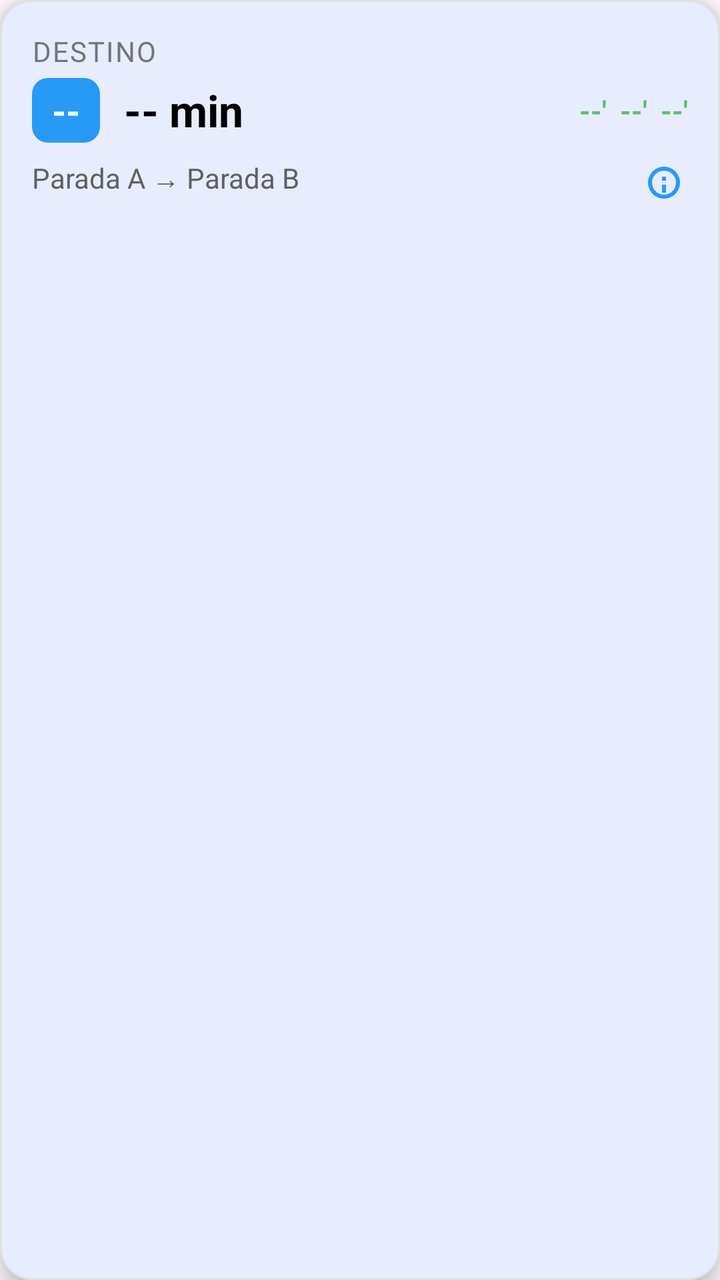
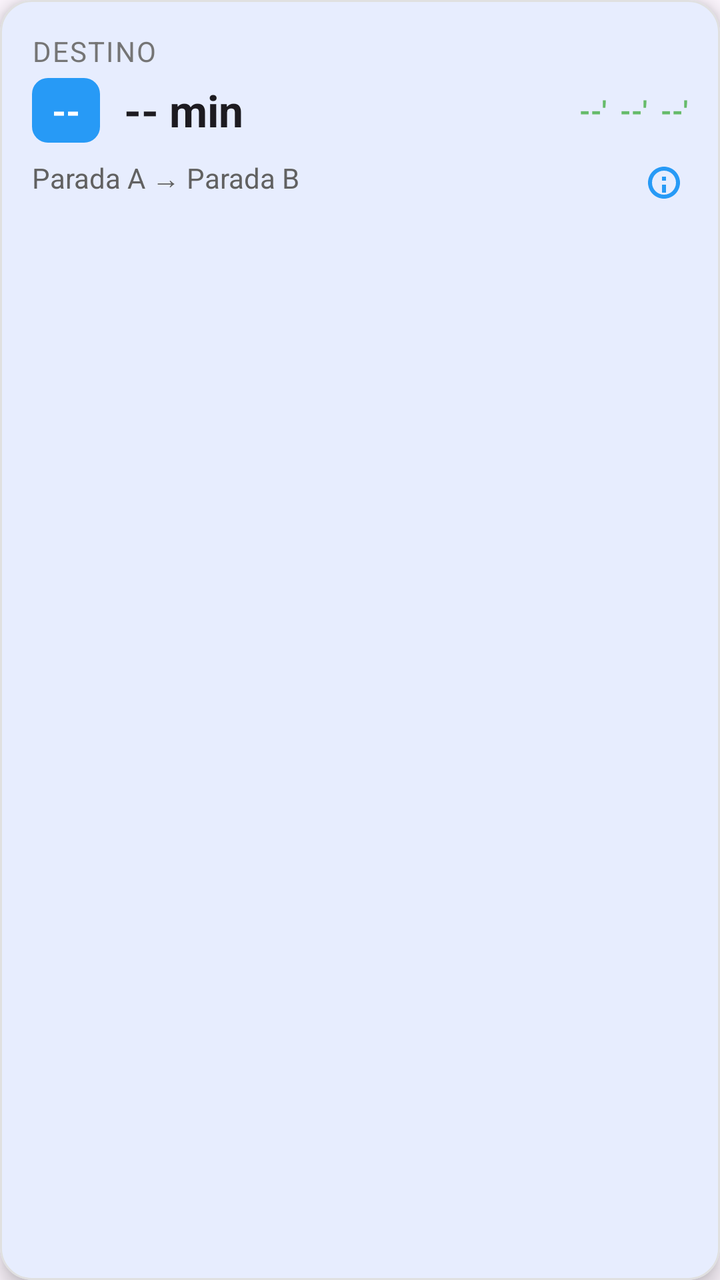

Screens rendered from an Android XML layout before and after an edit, with the pre-edit source and the edit as a unified diff.
<!-- AndroidManifest.xml: application theme Theme.Miau -->
<!-- res/layout/info_card.xml -->
<?xml version="1.0" encoding="utf-8"?>
<com.google.android.material.card.MaterialCardView xmlns:android="http://schemas.android.com/apk/res/android"
    xmlns:app="http://schemas.android.com/apk/res-auto"
    android:id="@+id/info_card"
    android:layout_width="match_parent"
    android:layout_height="wrap_content"
    android:layout_margin="16dp"
    app:cardCornerRadius="16dp"
    app:cardElevation="6dp"
    app:strokeColor="#E0E0E0"
    app:strokeWidth="1dp">

    <LinearLayout
        android:layout_width="match_parent"
        android:layout_height="wrap_content"
        android:orientation="vertical"
        android:padding="16dp">

        <TextView
            android:id="@+id/tv_destino_card"
            android:layout_width="match_parent"
            android:layout_height="wrap_content"
            android:text="Destino"
            android:textSize="14sp"
            android:textColor="#757575"
            android:textAllCaps="true"
            android:letterSpacing="0.05"
            android:layout_marginBottom="4dp"/>

        <RelativeLayout
            android:layout_width="match_parent"
            android:layout_height="wrap_content"
            android:layout_marginBottom="8dp">

            <LinearLayout
                android:layout_width="wrap_content"
                android:layout_height="wrap_content"
                android:orientation="horizontal"
                android:gravity="center_vertical"
                android:layout_alignParentStart="true">

                <TextView
                    android:id="@+id/tv_linea_numero"
                    android:layout_width="wrap_content"
                    android:layout_height="wrap_content"
                    android:background="@drawable/bg_line_number"
                    android:text="--"
                    android:textColor="@android:color/white"
                    android:textStyle="bold"
                    android:textSize="18sp"
                    android:paddingHorizontal="10dp"
                    android:paddingVertical="4dp"
                    android:layout_marginEnd="12dp"/>

                <TextView
                    android:id="@+id/tv_tiempo_total"
                    android:layout_width="wrap_content"
                    android:layout_height="wrap_content"
                    android:text="-- min"
                    android:textSize="22sp"
                    android:textStyle="bold"
                    android:textColor="@android:color/black" />
            </LinearLayout>

            <TextView
                android:id="@+id/tv_proximos_buses"
                android:layout_width="wrap_content"
                android:layout_height="wrap_content"
                android:layout_alignParentEnd="true"
                android:layout_centerVertical="true"
                android:text="--'  --'  --'"
                android:textSize="14sp"
                android:textColor="#66BB6A"
                android:textStyle="bold"/>
        </RelativeLayout>

        <RelativeLayout
            android:layout_width="match_parent"
            android:layout_height="wrap_content">

            <TextView
                android:id="@+id/tv_ruta_resumen"
                android:layout_width="wrap_content"
                android:layout_height="wrap_content"
                android:layout_alignParentStart="true"
                android:text="Parada A → Parada B"
                android:textSize="14sp"
                android:textColor="#616161"
                android:maxLines="1"
                android:ellipsize="end"
                android:layout_toStartOf="@+id/btn_info_detalles"/>

            <ImageView
                android:id="@+id/btn_info_detalles"
                android:layout_width="24dp"
                android:layout_height="24dp"
                android:layout_alignParentEnd="true"
                android:src="@drawable/ic_info_outline"
                android:contentDescription="Info"
                app:tint="?attr/colorPrimary"
                android:clickable="true"
                android:focusable="true"
                android:background="?attr/selectableItemBackgroundBorderless"/>
        </RelativeLayout>

    </LinearLayout>
</com.google.android.material.card.MaterialCardView>
<!-- resources referenced by this layout -->
<resources>
  <!-- drawable bg_line_number (drawable) -->
  <?xml version="1.0" encoding="utf-8"?>
  <shape xmlns:android="http://schemas.android.com/apk/res/android">
      <solid android:color="?attr/colorPrimary"/>
      <corners android:radius="8dp"/>
  </shape>
  <!-- drawable ic_info_outline (drawable) -->
  <vector xmlns:android="http://schemas.android.com/apk/res/android"
      android:width="24dp"
      android:height="24dp"
      android:viewportWidth="24"
      android:viewportHeight="24">
      <path
          android:fillColor="#FF000000"
          android:pathData="M11,9h2v2h-2zm0,4h2v4h-2zm1,-9c-4.41,0 -8,3.59 -8,8s3.59,8 8,8 8,-3.59 8,-8 -3.59,-8 -8,-8zm0,14c-3.31,0 -6,-2.69 -6,-6s2.69,-6 6,-6 6,2.69 6,6 -2.69,6 -6,6z"/>
  </vector>
  <style name="Theme.Miau" parent="Base.Theme.Miau" />
  <style name="Base.Theme.Miau" parent="Theme.Material3.DayNight.NoActionBar">
          <item name="colorPrimary">@color/blue_primary</item>
          <item name="colorPrimaryVariant">@color/blue_primary_dark</item>
          <item name="colorSecondary">@color/accent</item>
      </style>
  <color name="blue_primary">#279AF6</color>
  <color name="blue_primary_dark">#155BA2</color>
  <color name="accent">#ED427C</color>
</resources>

<!-- the commit's change to res/layout/info_card.xml (unified diff, before → after) -->
@@ -59,7 +59,7 @@
                     android:text="-- min"
                     android:textSize="22sp"
                     android:textStyle="bold"
-                    android:textColor="@android:color/black" />
+                    android:textColor="?android:attr/textColorPrimary" />
             </LinearLayout>
 
             <TextView
